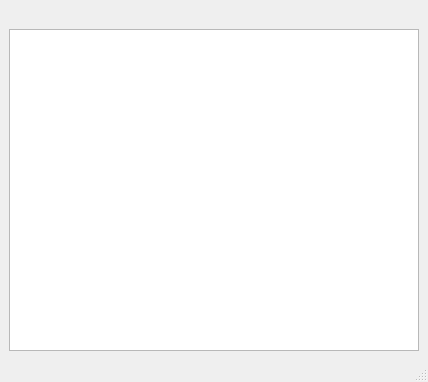
Above: main/gui/mainwindow.ui from benediktibk/bomberman before the change. Below: the same form after it.
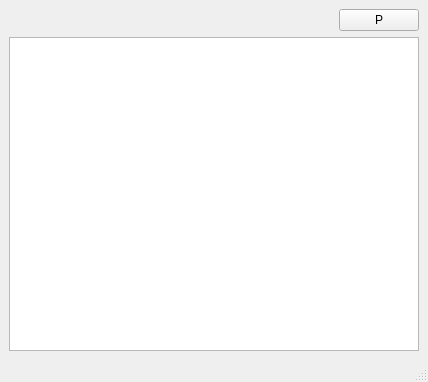
That is the form after the change.

Commit message: added pause button without functionality.

The edit to the form file:
```diff
--- a/main/gui/mainwindow.ui
+++ b/main/gui/mainwindow.ui
@@ -14,9 +14,15 @@
    <string>Ultimate Bomberman</string>
   </property>
   <widget class="QWidget" name="centralwidget">
-   <layout class="QVBoxLayout" name="verticalLayout">
-    <item>
+   <layout class="QGridLayout" name="gridLayout">
+    <item row="0" column="0">
      <widget class="QLabel" name="playerStateInfo">
+      <property name="sizePolicy">
+       <sizepolicy hsizetype="Expanding" vsizetype="Preferred">
+        <horstretch>0</horstretch>
+        <verstretch>0</verstretch>
+       </sizepolicy>
+      </property>
       <property name="font">
        <font>
         <weight>75</weight>
@@ -28,7 +34,20 @@
       </property>
      </widget>
     </item>
-    <item>
+    <item row="0" column="1">
+     <widget class="QPushButton" name="pauseButton">
+      <property name="minimumSize">
+       <size>
+        <width>0</width>
+        <height>0</height>
+       </size>
+      </property>
+      <property name="text">
+       <string>P</string>
+      </property>
+     </widget>
+    </item>
+    <item row="1" column="0" colspan="2">
      <widget class="QGraphicsView" name="graphicsView">
       <property name="focusPolicy">
        <enum>Qt::NoFocus</enum>
```
The commit also changes 2 other files.
